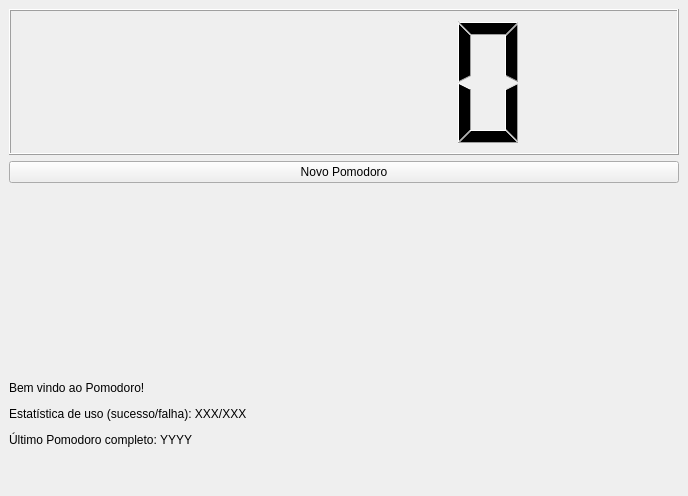
Above: pomodoro_dockwidget_base.ui from elitonfilho/pomodoro before the change. Below: the same form after it.
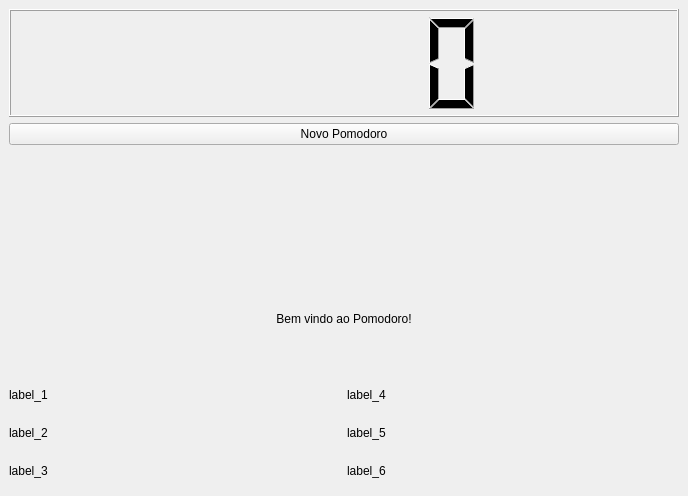
That is the form after the change.

What changed in the file:
```diff
--- a/pomodoro_dockwidget_base.ui
+++ b/pomodoro_dockwidget_base.ui
@@ -18,6 +18,77 @@
     <bool>true</bool>
    </property>
    <layout class="QGridLayout" name="gridLayout">
+    <item row="3" column="0">
+     <widget class="QLabel" name="labelWelcome">
+      <property name="enabled">
+       <bool>true</bool>
+      </property>
+      <property name="text">
+       <string>&lt;html&gt;&lt;head/&gt;&lt;body&gt;&lt;p&gt;Bem vindo ao Pomodoro!&lt;/p&gt;&lt;/body&gt;&lt;/html&gt;</string>
+      </property>
+      <property name="scaledContents">
+       <bool>false</bool>
+      </property>
+      <property name="alignment">
+       <set>Qt::AlignCenter</set>
+      </property>
+      <property name="wordWrap">
+       <bool>false</bool>
+      </property>
+     </widget>
+    </item>
+    <item row="4" column="0">
+     <layout class="QGridLayout" name="gridLayout_2">
+      <item row="1" column="1">
+       <widget class="QLabel" name="label_5">
+        <property name="text">
+         <string>label_5</string>
+        </property>
+       </widget>
+      </item>
+      <item row="0" column="1">
+       <widget class="QLabel" name="label_4">
+        <property name="text">
+         <string>label_4</string>
+        </property>
+       </widget>
+      </item>
+      <item row="1" column="0">
+       <widget class="QLabel" name="label_2">
+        <property name="text">
+         <string>label_2</string>
+        </property>
+       </widget>
+      </item>
+      <item row="0" column="0">
+       <widget class="QLabel" name="label_1">
+        <property name="sizePolicy">
+         <sizepolicy hsizetype="Preferred" vsizetype="Preferred">
+          <horstretch>0</horstretch>
+          <verstretch>0</verstretch>
+         </sizepolicy>
+        </property>
+        <property name="text">
+         <string>label_1</string>
+        </property>
+       </widget>
+      </item>
+      <item row="2" column="0">
+       <widget class="QLabel" name="label_3">
+        <property name="text">
+         <string>label_3</string>
+        </property>
+       </widget>
+      </item>
+      <item row="2" column="1">
+       <widget class="QLabel" name="label_6">
+        <property name="text">
+         <string>label_6</string>
+        </property>
+       </widget>
+      </item>
+     </layout>
+    </item>
     <item row="0" column="0">
      <widget class="QLCDNumber" name="lcdNumber">
       <property name="frameShape">
@@ -34,19 +105,6 @@
       </property>
      </widget>
     </item>
-    <item row="4" column="0">
-     <layout class="QHBoxLayout" name="testeLayout"/>
-    </item>
-    <item row="3" column="0">
-     <widget class="QLabel" name="label">
-      <property name="text">
-       <string>&lt;html&gt;&lt;head/&gt;&lt;body&gt;&lt;p&gt;Bem vindo ao Pomodoro!&lt;/p&gt;&lt;p&gt;Estatística de uso (sucesso/falha): XXX/XXX&lt;/p&gt;&lt;p&gt;Último Pomodoro completo: YYYY&lt;/p&gt;&lt;/body&gt;&lt;/html&gt;</string>
-      </property>
-      <property name="scaledContents">
-       <bool>false</bool>
-      </property>
-     </widget>
-    </item>
     <item row="2" column="0">
      <layout class="QHBoxLayout" name="horizontalLayout">
       <item>
```
